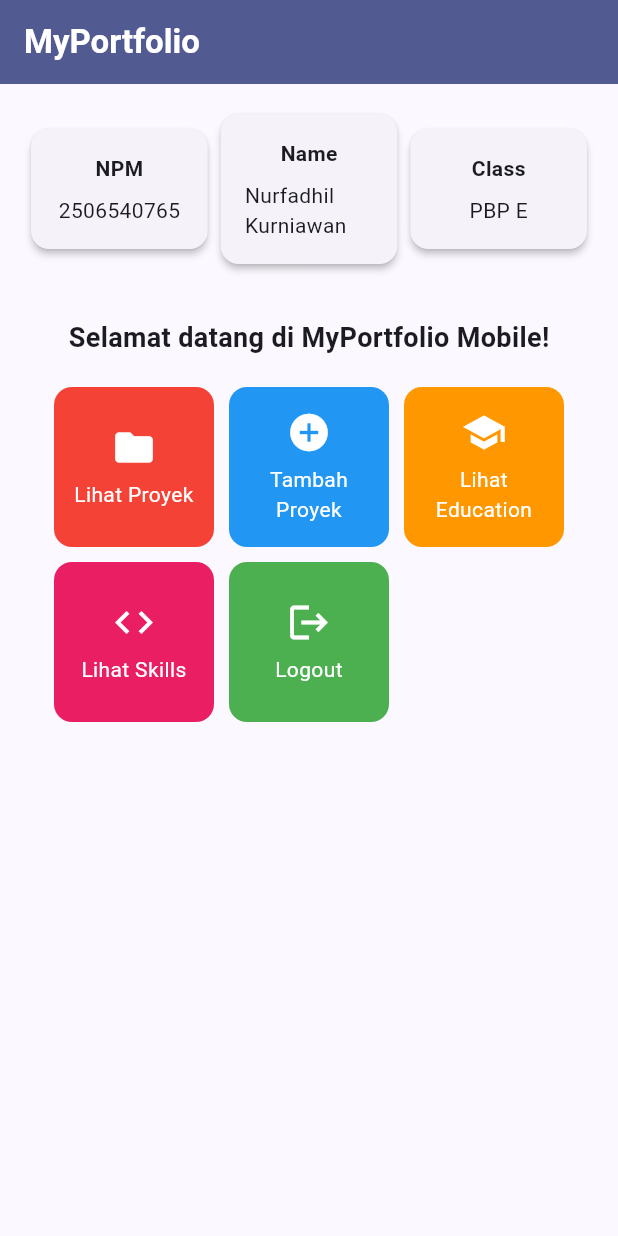
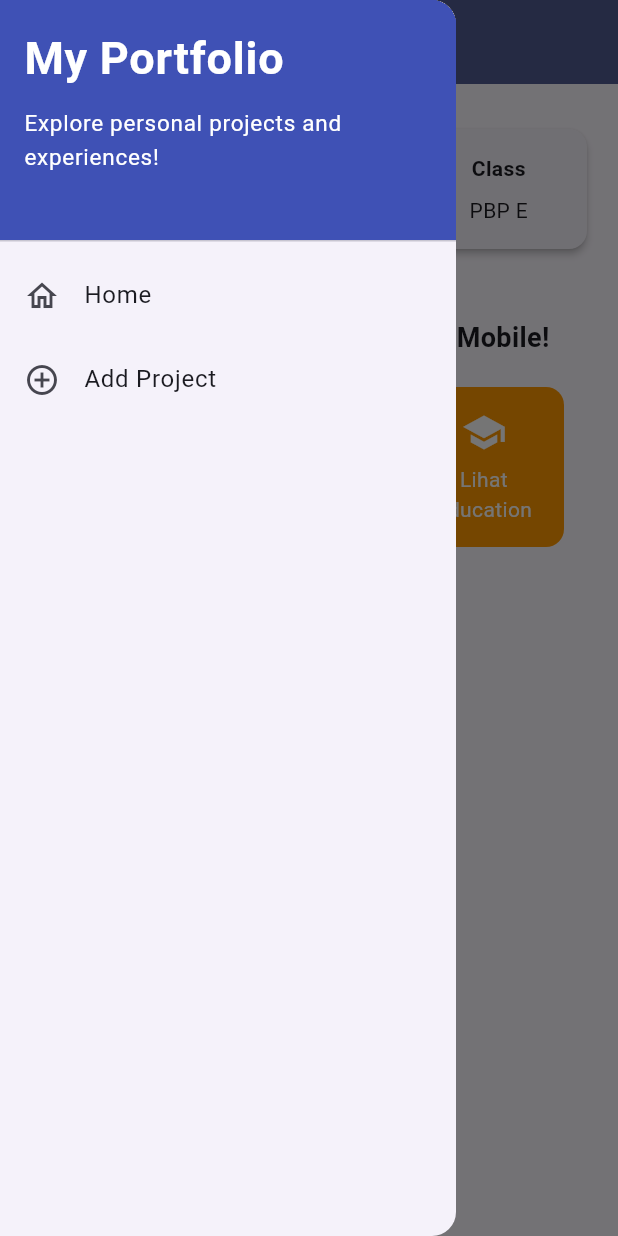
Before and after one commit to fadhilje/myportofolio_mobile, a Flutter app: the screen it shows after launch, with the side drawer open (before the commit the screen has no drawer), on a phone screen of 412 x 824 dp. Run offline on Flutter 3.47's test engine with Material 3 defaults, Android fonts, the phone set to English and light mode, and no system bars; our stand-ins replace material_ui.

Commit message:
feat: Menambahkan Menu drawer untuk navigasi

```diff
--- a/lib/menu.dart
+++ b/lib/menu.dart
@@ -1,4 +1,5 @@
 import 'package:flutter/material.dart';
+import 'package:myportofolio_mobile/widgets/left_drawer.dart';
 
 class MyHomePage extends StatelessWidget {
   MyHomePage({super.key});
@@ -26,7 +27,9 @@ class MyHomePage extends StatelessWidget {
           style: TextStyle(color: Colors.white, fontWeight: FontWeight.bold),
         ),
         backgroundColor: Theme.of(context).colorScheme.primary,
+        iconTheme: const IconThemeData(color: Colors.white),
       ),
+      drawer: const LeftDrawer(),
       // Body halaman utama dengan padding di sekelilingnya.
       body: SingleChildScrollView(
         child: Padding(
--- /dev/null
+++ b/lib/widgets/left_drawer.dart
@@ -0,0 +1,67 @@
+import 'package:material_ui/material_ui.dart';
+import 'package:myportofolio_mobile/menu.dart';
+// TODO: Impor halaman ProjectFormPage jika sudah dibuat
+
+class LeftDrawer extends StatelessWidget {
+  const LeftDrawer({super.key});
+
+  @override
+  Widget build(BuildContext context) {
+    return Drawer(
+      child: ListView(
+        children: [
+          const DrawerHeader(
+            decoration: BoxDecoration(
+              color: Colors.indigo,
+            ),
+            child: Column(
+              crossAxisAlignment: CrossAxisAlignment.start,
+              children: [
+                Text(
+                  'My Portfolio',
+                  style: TextStyle(
+                    fontSize: 30,
+                    fontWeight: FontWeight.bold,
+                    color: Colors.white,
+                  ),
+                ),
+                SizedBox(height: 10),
+                Text(
+                  'Explore personal projects and experiences!',
+                  style: TextStyle(
+                    fontSize: 15,
+                    color: Colors.white,
+                  ),
+                ),
+              ],
+            ),
+          ),
+          // TODO: Bagian routing
+          ListTile(
+            leading: const Icon(Icons.home_outlined),
+            title: const Text('Home'),
+            // Navigasi ke halaman utama portofolio
+            onTap: () {
+              Navigator.pushReplacement(
+                context,
+                MaterialPageRoute(
+                  builder: (context) => MyHomePage(),
+                ),
+              );
+            },
+          ),
+          ListTile(
+            leading: const Icon(Icons.add_circle_outline),
+            title: const Text('Add Project'),
+            // Navigasi ke halaman tambah proyek
+            onTap: () {
+              /*
+              TODO: Buatlah routing ke halaman ProjectFormPage yang akan dibuat nanti.
+              */
+            },
+),
+        ],
+      ),
+    );
+  }
+}
```
